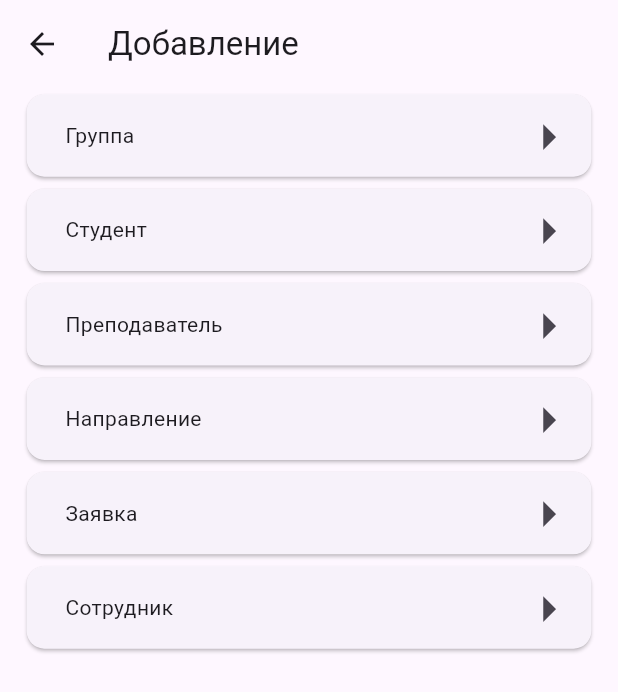
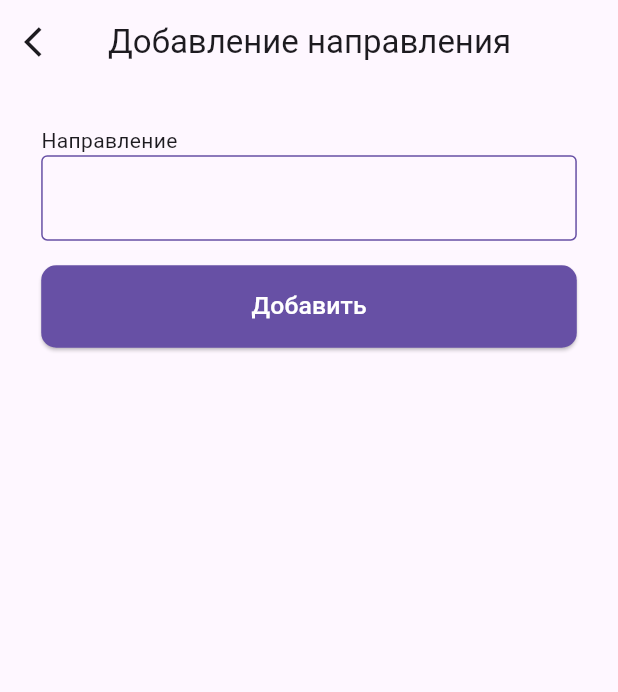
Before and after one commit to Promss/my_diplom, a Flutter app: the AddPage screen opened directly, after a tap on "Направление", on a phone screen of 412 x 824 dp. Shown: the top 692 px of the screen. Run offline on Flutter 3.47's test engine with Material 3 defaults, Android fonts, the phone set to English and light mode, and no system bars; our stand-ins replace cloud_firestore, firebase_auth, firebase_core, fluttertoast, go_router, google_fonts and 1 more; accounts and stored records are empty.

Commit message:
add Direction CRUD and Screen for Directions

```diff
--- /dev/null
+++ b/lib/adds/view/add_direction.dart
@@ -0,0 +1,109 @@
+import 'package:firebase_diplom/services/database.dart';
+import 'package:flutter/material.dart';
+import 'package:fluttertoast/fluttertoast.dart';
+import 'package:go_router/go_router.dart';
+import 'package:random_string/random_string.dart';
+
+class AddDirection extends StatefulWidget {
+  const AddDirection({super.key});
+
+  @override
+  State<AddDirection> createState() => _AddDirectionState();
+}
+
+class _AddDirectionState extends State<AddDirection> {
+  Color _directionBorderColor = Color.fromRGBO(103, 80, 165, 1.0);
+  final directionController = TextEditingController();
+  @override
+  Widget build(BuildContext context) {
+    MediaQueryData queryData = MediaQuery.of(context);
+    double screenWidth = queryData.size.width;
+    double screenHeight = queryData.size.height;
+    return Scaffold(
+      resizeToAvoidBottomInset: false,
+      appBar: AppBar(
+        title: Text('Добавление направления'),
+        leading: IconButton(
+          icon: Icon(Icons.arrow_back_ios),
+          onPressed: () {
+            context.go('/mainScreen');
+          },
+        ),
+      ),
+      body: Padding(
+        padding: EdgeInsets.symmetric(
+            horizontal: screenWidth / 15, vertical: screenHeight / 30),
+        child: Column(
+          mainAxisAlignment: MainAxisAlignment.start,
+          crossAxisAlignment: CrossAxisAlignment.start,
+          children: [
+            Text('Направление'),
+            TextFormField(
+              controller: directionController,
+              decoration: InputDecoration(
+                contentPadding: EdgeInsets.symmetric(
+                    vertical: screenHeight / 50, horizontal: screenWidth / 50),
+                focusedBorder: const OutlineInputBorder(
+                  borderSide: BorderSide(
+                    color: Colors.green,
+                  ),
+                ),
+                enabledBorder: OutlineInputBorder(
+                  borderSide: BorderSide(
+                    color: _directionBorderColor,
+                  ),
+                ),
+                border: const OutlineInputBorder(),
+              ),
+              validator: (value) {
+                if (value!.isEmpty) {
+                  return 'Пожалуйста, введите направление.';
+                }
+                return null;
+              },
+            ),
+            SizedBox(
+              height: screenHeight / 50,
+            ),
+            SizedBox(
+              width: double.maxFinite,
+              height: screenHeight / 15,
+              child: ElevatedButton(
+                style: ElevatedButton.styleFrom(
+                    shape: RoundedRectangleBorder(
+                      borderRadius: BorderRadius.circular(10.0),
+                    ),
+                    backgroundColor: const Color.fromRGBO(103, 80, 165, 1.0)),
+                onPressed: () async {
+                  String id = randomAlphaNumeric(5);
+                  Map<String, dynamic> directionInfoMap = {
+                    "ID": id,
+                    "Direction": directionController.text,
+                  };
+                  await DatabaseMethods()
+                      .addDirectionDetails(directionInfoMap, id)
+                      .then((value) {
+                    Fluttertoast.showToast(
+                        msg: 'Направление добавлено',
+                        toastLength: Toast.LENGTH_SHORT,
+                        gravity: ToastGravity.CENTER,
+                        timeInSecForIosWeb: 1,
+                        backgroundColor: Colors.green,
+                        textColor: Colors.white,
+                        fontSize: 16.0);
+                  });
+                },
+                child: Text(
+                  'Добавить',
+                  style: TextStyle(
+                      color: const Color.fromRGBO(255, 255, 255, 1),
+                      fontSize: screenHeight / 50),
+                ),
+              ),
+            ),
+          ],
+        ),
+      ),
+    );
+  }
+}
--- a/lib/adds/view/add_screens.dart
+++ b/lib/adds/view/add_screens.dart
@@ -70,7 +70,9 @@ class _AddPageState extends State<AddPage> {
                 onTap: () {
                   if (element.label == 'Сотрудник') {
                     context.go('/addScreens/employee');
-                  } else {}
+                  } else if (element.label == 'Направление') {
+                    context.go('/addScreens/direction');
+                  }
                   // ignore: avoid_print
                   print(element.label);
                 },
--- a/lib/home/view/home_screens.dart
+++ b/lib/home/view/home_screens.dart
@@ -86,7 +86,9 @@ class _HomePageState extends State<HomePage> {
                 onTap: () {
                   if (element.label == 'Сотрудники') {
                     context.go('/mainScreen/employees');
-                  } else {}
+                  } else if (element.label == 'Направления') {
+                    context.go('/mainScreen/direction');
+                  }
                 },
               )
           ],
```
Also changed, not shown: lib/direction/view/direction_screen.dart (added, +211 -0 lines), lib/main.dart (+22 -5 lines), lib/services/database.dart (+48 -3 lines).
